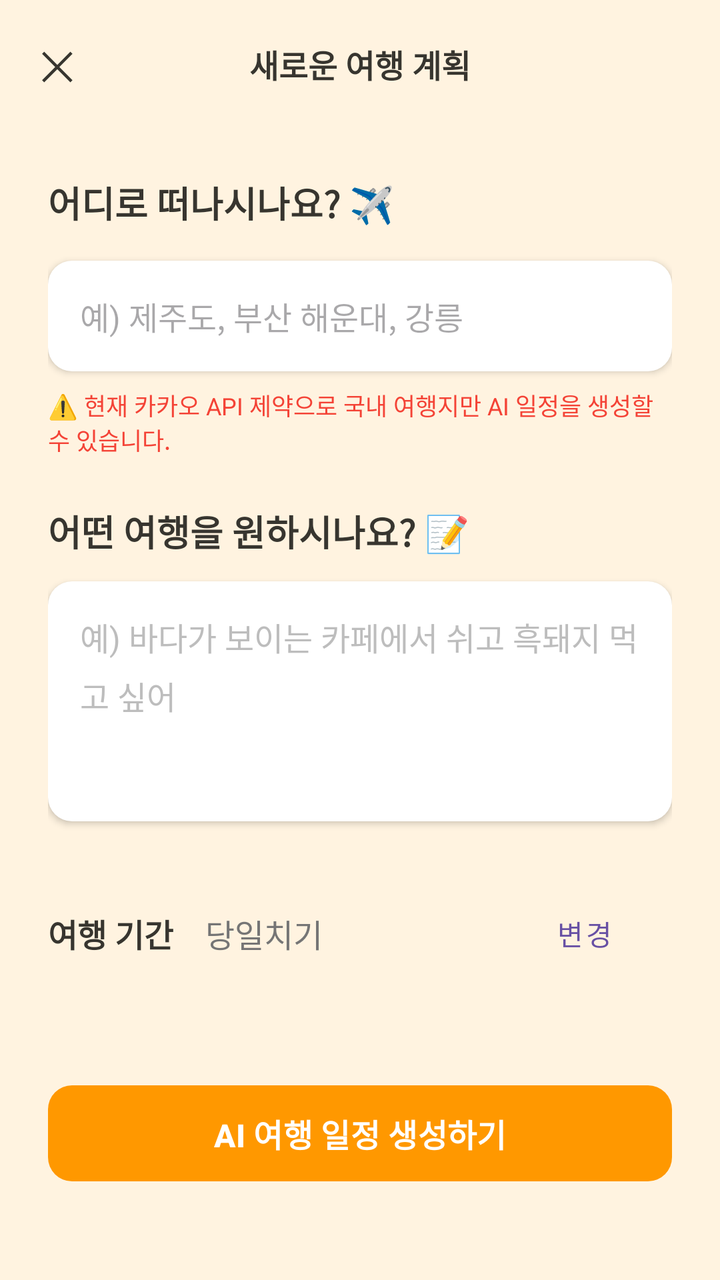
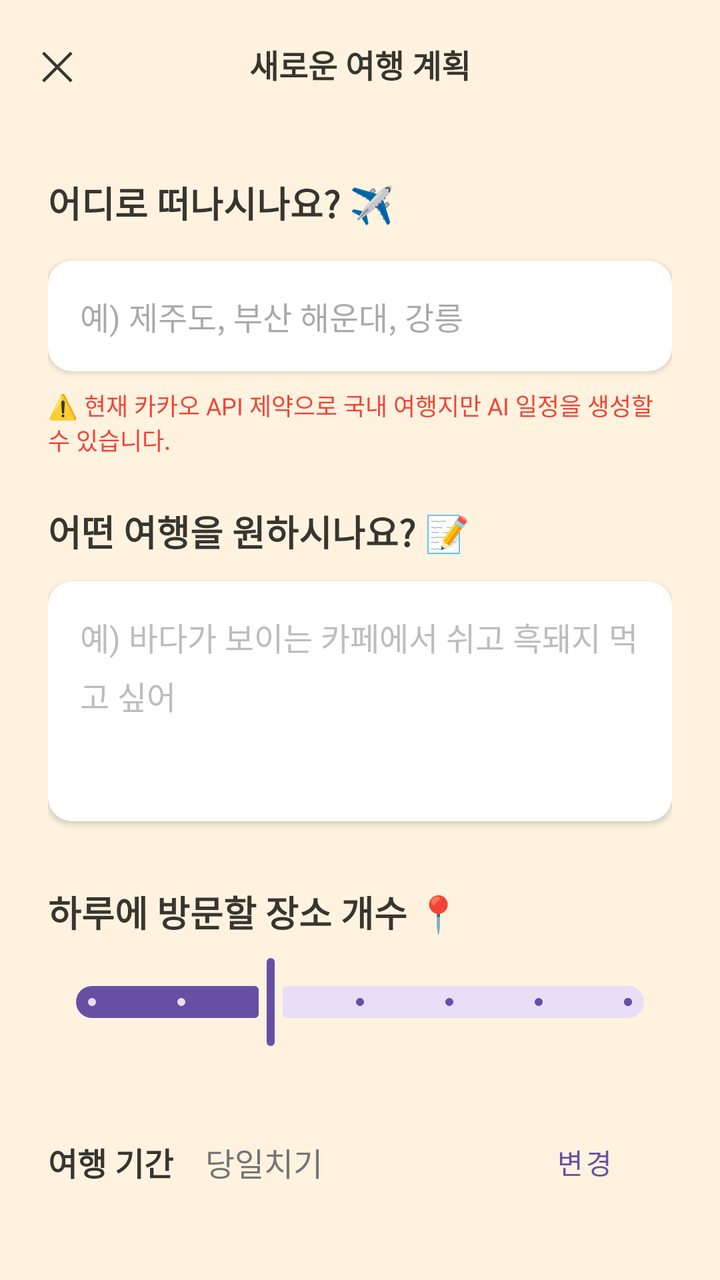

An Android layout rendered at two revisions. The XML below is the earlier revision; the diff shows what the commit changed to produce the second picture.
<!-- AndroidManifest.xml: application theme Theme.Harudiary -->
<!-- res/layout/activity_plan_input.xml -->
<?xml version="1.0" encoding="utf-8"?>
<androidx.coordinatorlayout.widget.CoordinatorLayout xmlns:android="http://schemas.android.com/apk/res/android"
    xmlns:app="http://schemas.android.com/apk/res-auto"
    android:layout_width="match_parent"
    android:layout_height="match_parent"
    android:background="#FFF3E0"> 

    <com.google.android.material.appbar.AppBarLayout
        android:layout_width="match_parent"
        android:layout_height="wrap_content"
        android:background="@android:color/transparent"
        app:elevation="0dp">

        <androidx.appcompat.widget.Toolbar
            android:layout_width="match_parent"
            android:layout_height="?attr/actionBarSize"
            app:contentInsetStart="0dp">

            <RelativeLayout
                android:layout_width="match_parent"
                android:layout_height="match_parent"
                android:paddingHorizontal="20dp">

                <TextView
                    android:id="@+id/btn_close"
                    android:layout_width="wrap_content"
                    android:layout_height="wrap_content"
                    android:layout_centerVertical="true"
                    android:text="✕"
                    android:textSize="20sp"
                    android:textColor="#37352F" />

                <TextView
                    android:id="@+id/tv_activity_title"
                    android:layout_width="wrap_content"
                    android:layout_height="wrap_content"
                    android:layout_centerInParent="true"
                    android:text="새로운 여행 계획"
                    android:textSize="16sp"
                    android:textStyle="bold"
                    android:textColor="#37352F" />
            </RelativeLayout>
        </androidx.appcompat.widget.Toolbar>
    </com.google.android.material.appbar.AppBarLayout>

    <androidx.core.widget.NestedScrollView
        android:layout_width="match_parent"
        android:layout_height="match_parent"
        app:layout_behavior="@string/appbar_scrolling_view_behavior">

        <LinearLayout
            android:layout_width="match_parent"
            android:layout_height="wrap_content"
            android:orientation="vertical"
            android:padding="24dp">

            <TextView
                android:layout_width="wrap_content"
                android:layout_height="wrap_content"
                android:text="어디로 떠나시나요? ✈️"
                android:textSize="18sp"
                android:textStyle="bold"
                android:textColor="#37352F"
                android:layout_marginBottom="16dp" />

            <EditText
                android:id="@+id/et_destination"
                android:layout_width="match_parent"
                android:layout_height="wrap_content"
                android:background="@drawable/bg_rounded_white"
                android:padding="16dp"
                android:hint="예) 제주도, 부산 해운대, 강릉"
                android:textSize="16sp"
                android:textColor="#37352F"
                android:layout_marginBottom="8dp"
                android:elevation="2dp" />

            <TextView
                android:layout_width="wrap_content"
                android:layout_height="wrap_content"
                android:text="⚠️ 현재 카카오 API 제약으로 국내 여행지만 AI 일정을 생성할 수 있습니다."
                android:textSize="12sp"
                android:textColor="#F44336"
                android:layout_marginBottom="24dp" />

            <TextView
                android:layout_width="wrap_content"
                android:layout_height="wrap_content"
                android:text="어떤 여행을 원하시나요? 📝"
                android:textSize="18sp"
                android:textStyle="bold"
                android:textColor="#37352F"
                android:layout_marginBottom="12dp" />

            <EditText
                android:id="@+id/et_content"
                android:layout_width="match_parent"
                android:layout_height="wrap_content"
                android:minHeight="120dp"
                android:background="@drawable/bg_rounded_white"
                android:padding="16dp"
                android:gravity="top"
                android:hint="예) 바다가 보이는 카페에서 쉬고 흑돼지 먹고 싶어"
                android:lineSpacingExtra="6dp"
                android:textSize="16sp"
                android:textColor="#37352F"
                android:textColorHint="#BDBDBD"
                android:layout_marginBottom="32dp"
                android:elevation="2dp" />

            <LinearLayout
                android:layout_width="match_parent"
                android:layout_height="wrap_content"
                android:orientation="horizontal"
                android:gravity="center_vertical"
                android:layout_marginBottom="32dp">

                <TextView
                    android:layout_width="wrap_content"
                    android:layout_height="wrap_content"
                    android:text="여행 기간"
                    android:textSize="16sp"
                    android:textStyle="bold"
                    android:textColor="#37352F"
                    android:layout_marginEnd="16dp" />

                <TextView
                    android:id="@+id/tv_end_date"
                    android:layout_width="0dp"
                    android:layout_weight="1"
                    android:layout_height="wrap_content"
                    android:text="당일치기"
                    android:textColor="#757575"
                    android:textSize="16sp" />

                <Button
                    android:id="@+id/btn_select_end_date"
                    android:layout_width="wrap_content"
                    android:layout_height="wrap_content"
                    android:text="변경"
                    android:textSize="14sp"
                    style="@style/Widget.MaterialComponents.Button.TextButton" />
            </LinearLayout>

            <com.google.android.material.button.MaterialButton
                android:id="@+id/btn_generate_travel_plan"
                android:layout_width="match_parent"
                android:layout_height="56dp"
                android:text="AI 여행 일정 생성하기"
                android:textSize="16sp"
                android:textStyle="bold"
                android:textColor="@color/white"
                app:cornerRadius="12dp"
                app:backgroundTint="#FF9800"
                android:layout_marginTop="16dp" />

        </LinearLayout>
    </androidx.core.widget.NestedScrollView>
</androidx.coordinatorlayout.widget.CoordinatorLayout>
<!-- resources referenced by this layout -->
<resources>
  <color name="white">#FFFFFFFF</color>
  <!-- drawable bg_rounded_white (drawable) -->
  <?xml version="1.0" encoding="utf-8"?>
  <shape xmlns:android="http://schemas.android.com/apk/res/android"
      android:shape="rectangle">
      <solid android:color="#FFFFFF" />
      <corners android:radius="12dp" />
  </shape>
  <style name="Theme.Harudiary" parent="Base.Theme.Harudiary" />
  <style name="Base.Theme.Harudiary" parent="Theme.Material3.DayNight.NoActionBar" />
</resources>

<!-- the commit's change to res/layout/activity_plan_input.xml (unified diff, before → after) -->
@@ -108,6 +108,25 @@
                 android:layout_marginBottom="32dp"
                 android:elevation="2dp" />
 
+            <TextView
+                android:layout_width="wrap_content"
+                android:layout_height="wrap_content"
+                android:text="하루에 방문할 장소 개수 📍"
+                android:textSize="18sp"
+                android:textStyle="bold"
+                android:textColor="#37352F"
+                android:layout_marginBottom="8dp" />
+
+            <com.google.android.material.slider.Slider
+                android:id="@+id/slider_places_per_day"
+                android:layout_width="match_parent"
+                android:layout_height="wrap_content"
+                android:valueFrom="4.0"
+                android:valueTo="10.0"
+                android:value="6.0"
+                android:stepSize="1.0"
+                android:layout_marginBottom="32dp" />
+
             <LinearLayout
                 android:layout_width="match_parent"
                 android:layout_height="wrap_content"
